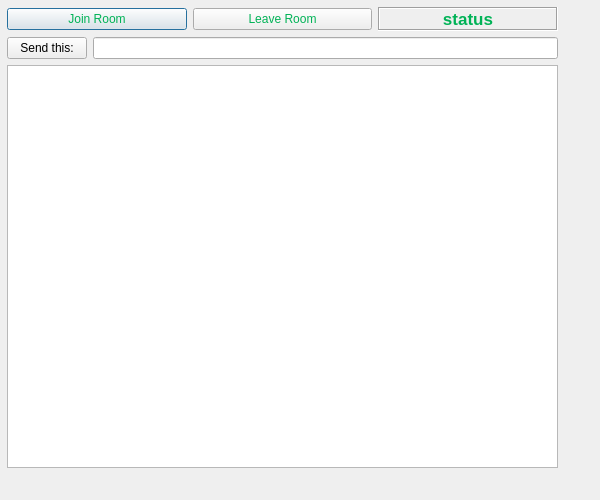
Qt form pokerclient.ui (SamuelSMueller/ProjectPoker) before a commit.
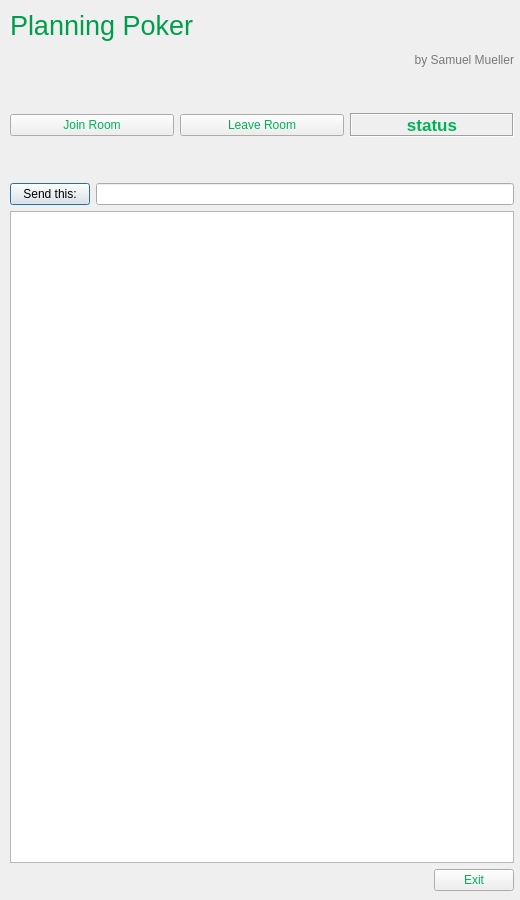
The same form after that commit.

Diff of the .ui file:
```diff
--- a/pokerclient.ui
+++ b/pokerclient.ui
@@ -6,30 +6,63 @@
    <rect>
     <x>0</x>
     <y>0</y>
-    <width>600</width>
-    <height>500</height>
+    <width>520</width>
+    <height>900</height>
    </rect>
   </property>
   <property name="minimumSize">
    <size>
-    <width>600</width>
-    <height>500</height>
+    <width>520</width>
+    <height>900</height>
    </size>
   </property>
   <property name="windowTitle">
    <string>Dialog</string>
   </property>
-  <widget class="QWidget" name="">
+  <widget class="QWidget" name="layoutWidget">
    <property name="geometry">
     <rect>
-     <x>7</x>
-     <y>7</y>
-     <width>551</width>
-     <height>461</height>
+     <x>10</x>
+     <y>10</y>
+     <width>504</width>
+     <height>881</height>
     </rect>
    </property>
+   <layout class="QGridLayout" name="gridLayout_2">
+    <item row="0" column="0">
    <layout class="QGridLayout" name="gridLayout">
     <item row="0" column="0">
+       <widget class="QLabel" name="label_2">
+        <property name="text">
+         <string>&lt;html&gt;&lt;head/&gt;&lt;body&gt;&lt;p&gt;&lt;span style=&quot; font-size:20pt; color:#009d4c;&quot;&gt;Planning Poker&lt;/span&gt;&lt;/p&gt;&lt;p align=&quot;right&quot;&gt;&lt;span style=&quot; color:#797979;&quot;&gt;by Samuel Mueller&lt;/span&gt;&lt;/p&gt;&lt;/body&gt;&lt;/html&gt;</string>
+        </property>
+       </widget>
+      </item>
+      <item row="5" column="0">
+       <widget class="QTextEdit" name="textEdit_log">
+        <property name="minimumSize">
+         <size>
+          <width>500</width>
+          <height>150</height>
+         </size>
+        </property>
+       </widget>
+      </item>
+      <item row="4" column="0">
+       <layout class="QFormLayout" name="formLayout">
+        <item row="0" column="0">
+         <widget class="QPushButton" name="pushButton_send">
+          <property name="text">
+           <string>Send this:</string>
+          </property>
+         </widget>
+        </item>
+        <item row="0" column="1">
+         <widget class="QLineEdit" name="lineEdit_message"/>
+        </item>
+       </layout>
+      </item>
+      <item row="2" column="0">
      <layout class="QHBoxLayout" name="horizontalLayout">
       <item>
        <widget class="QPushButton" name="pushButton_connect">
@@ -296,29 +329,100 @@
      </layout>
     </item>
     <item row="1" column="0">
-     <layout class="QFormLayout" name="formLayout">
-      <item row="0" column="0">
-       <widget class="QPushButton" name="pushButton_send">
+       <spacer name="verticalSpacer">
+        <property name="orientation">
+         <enum>Qt::Vertical</enum>
+        </property>
+        <property name="sizeType">
+         <enum>QSizePolicy::Fixed</enum>
+        </property>
+        <property name="sizeHint" stdset="0">
+         <size>
+          <width>20</width>
+          <height>40</height>
+         </size>
+        </property>
+       </spacer>
+      </item>
+      <item row="3" column="0">
+       <spacer name="verticalSpacer_2">
+        <property name="orientation">
+         <enum>Qt::Vertical</enum>
+        </property>
+        <property name="sizeType">
+         <enum>QSizePolicy::Fixed</enum>
+        </property>
+        <property name="sizeHint" stdset="0">
+         <size>
+          <width>20</width>
+          <height>40</height>
+         </size>
+        </property>
+       </spacer>
+      </item>
+     </layout>
+    </item>
+    <item row="1" column="0">
+     <layout class="QHBoxLayout" name="horizontalLayout_2">
+      <item>
+       <spacer name="horizontalSpacer">
+        <property name="orientation">
+         <enum>Qt::Horizontal</enum>
+        </property>
+        <property name="sizeHint" stdset="0">
+         <size>
+          <width>40</width>
+          <height>20</height>
+         </size>
+        </property>
+       </spacer>
+      </item>
+      <item>
+       <widget class="QPushButton" name="pushButton_Exit">
+        <property name="palette">
+         <palette>
+          <active>
+           <colorrole role="ButtonText">
+            <brush brushstyle="SolidPattern">
+             <color alpha="255">
+              <red>0</red>
+              <green>178</green>
+              <blue>86</blue>
+             </color>
+            </brush>
+           </colorrole>
+          </active>
+          <inactive>
+           <colorrole role="ButtonText">
+            <brush brushstyle="SolidPattern">
+             <color alpha="255">
+              <red>0</red>
+              <green>178</green>
+              <blue>86</blue>
+             </color>
+            </brush>
+           </colorrole>
+          </inactive>
+          <disabled>
+           <colorrole role="ButtonText">
+            <brush brushstyle="SolidPattern">
+             <color alpha="255">
+              <red>120</red>
+              <green>120</green>
+              <blue>120</blue>
+             </color>
+            </brush>
+           </colorrole>
+          </disabled>
+         </palette>
+        </property>
         <property name="text">
-         <string>Send this:</string>
+         <string>Exit</string>
         </property>
        </widget>
       </item>
-      <item row="0" column="1">
-       <widget class="QLineEdit" name="lineEdit_message"/>
-      </item>
      </layout>
     </item>
-    <item row="2" column="0">
-     <widget class="QTextEdit" name="textEdit_log">
-      <property name="minimumSize">
-       <size>
-        <width>500</width>
-        <height>250</height>
-       </size>
-      </property>
-     </widget>
-    </item>
    </layout>
   </widget>
  </widget>
```
Lines whose indentation alone changed are shown as unchanged.
